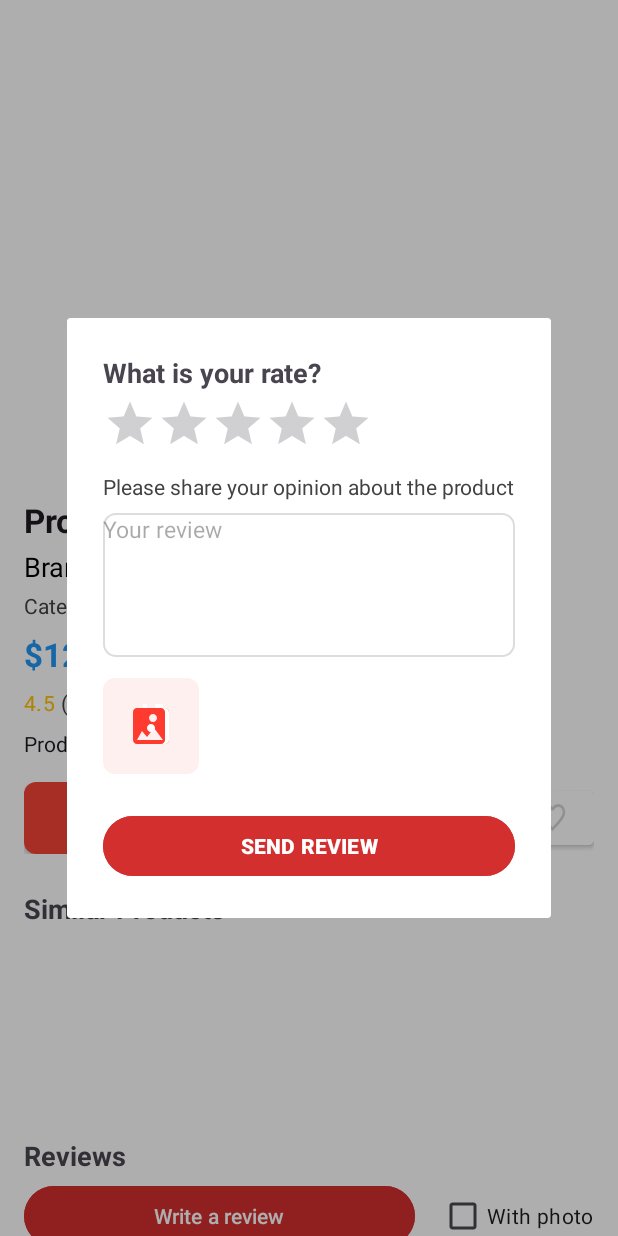
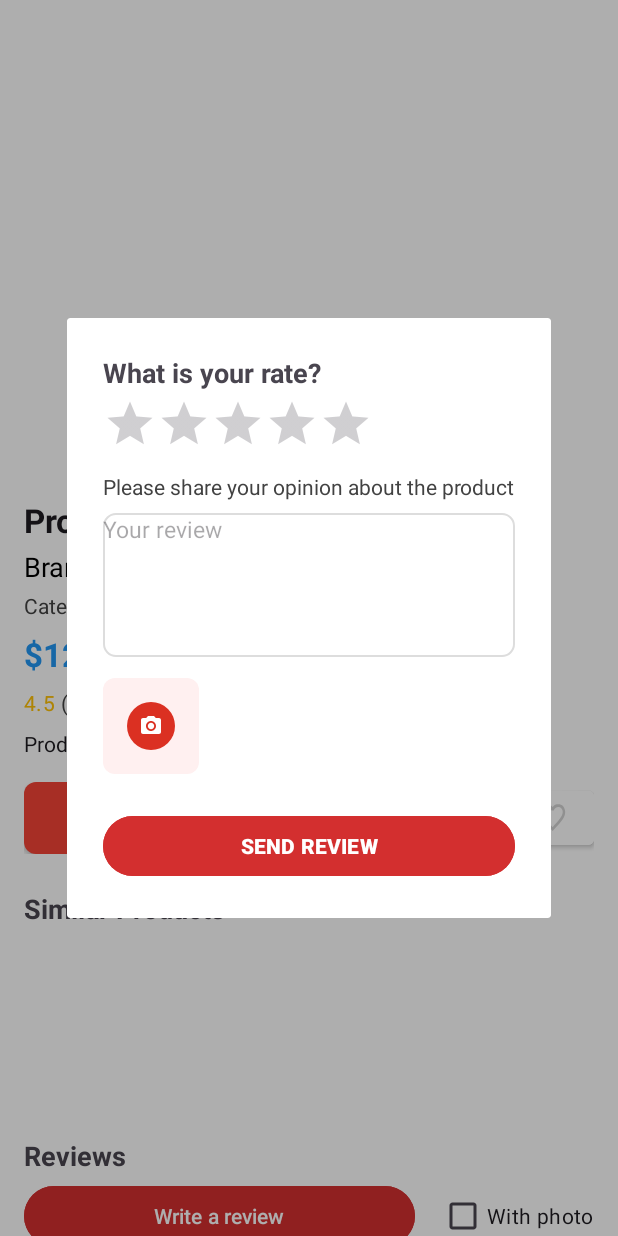
Before and after one commit to sadikmahmudadive/Easy-Shop, an Android app: the ProductDetailsActivity screen opened directly, with no data from a screen before it, after a tap on "Write a review", on a phone screen of 412 x 824 dp. Run offline under Robolectric (Android 15) with nearby library versions, the phone set to English and light mode, and no system bars; our stand-ins replace Firebase (no records; nobody signed in at launch, a user with empty details on screens opened directly); pictures from the network do not load; 1 statement that could not run was skipped.

Commit message:
Fix product listener duplication and update photo icon
Refactored ProductDetailsActivity to properly manage the product ValueEventListener, preventing duplicate listeners and memory leaks. Updated ic_add_photo.xml vector drawable to new dimensions and design.

```diff
--- a/app/src/main/res/drawable/ic_add_photo.xml
+++ b/app/src/main/res/drawable/ic_add_photo.xml
@@ -1,13 +1,17 @@
 <vector xmlns:android="http://schemas.android.com/apk/res/android"
-    android:width="48dp" android:height="48dp" android:viewportWidth="24"
-    android:viewportHeight="24">
+    android:width="52dp"
+    android:height="52dp"
+    android:viewportWidth="52"
+    android:viewportHeight="52">
     <path
-        android:fillColor="#FF3B30"
-        android:pathData="M21,19V5c0,-1.1 -0.9,-2 -2,-2H5c-1.1,0 -2,0.9 -2,2v14c0,1.1 0.9,2 2,2h14c1.1,0 2,-0.9 2,-2zM7.5,14.5l2.5,3.01 3.5,-4.5 4.5,6H5l2.5,-4.51zM15,8c0,1.1 -0.9,2 -2,2s-2,-0.9 -2,-2 0.9,-2 2,-2 2,0.9 2,2z"/>
-    <path
-        android:fillColor="#FFFFFF"
-        android:pathData="M12,15c-1.1,0 -2,-0.9 -2,-2s0.9,-2 2,-2 2,0.9 2,2 -0.9,2 -2,2z"/>
-    <path
-        android:fillColor="#FFFFFF"
-        android:pathData="M19,3h-1V1h-2v2h-6V1H6v2H5c-1.1,0 -2,0.9 -2,2v14c0,1.1 0.9,2 2,2h14c1.1,0 2,-0.9 2,-2V5c0,-1.1 -0.9,-2 -2,-2zM19,21H5c-1.1,0 -2,-0.9 -2,-2V5c0,-1.1 0.9,-2 2,-2h1V1h2v2h6V1h2v2h1c1.1,0 2,0.9 2,2v14c0,1.1 -0.9,2 -2,2z"/>
+        android:fillColor="#FFDB3022"
+        android:pathData="M26 0a26 26 0 1 0 0 52 26 26 0 1 0 0-52z"/>
+    <group>
+        <path
+            android:fillColor="#FFFFFFFF"
+            android:pathData="M26 29.47c1.91 0 3.47-1.56 3.47-3.47 0-1.91-1.56-3.47-3.47-3.47-1.91 0-3.47 1.56-3.47 3.47 0 1.91 1.56 3.47 3.47 3.47Z"/>
+        <path
+            android:fillColor="#FFFFFFFF"
+            android:pathData="M22.75 15.17l-1.98 2.16h-3.44c-1.19 0-2.16 0.98-2.16 2.17v13c0 1.2 0.97 2.17 2.16 2.17h17.34c1.19 0 2.16-0.98 2.16-2.17v-13c0-1.2-0.97-2.17-2.16-2.17h-3.44l-1.98-2.16h-6.5ZM26 31.42c-2.99 0-5.42-2.43-5.42-5.42 0-2.99 2.43-5.42 5.42-5.42 2.99 0 5.42 2.43 5.42 5.42 0 2.99-2.43 5.42-5.42 5.42Z"/>
+    </group>
 </vector>
```
Also changed, not shown: app/src/main/java/com/example/easyshop/ProductDetailsActivity.java (+27 -4 lines).
